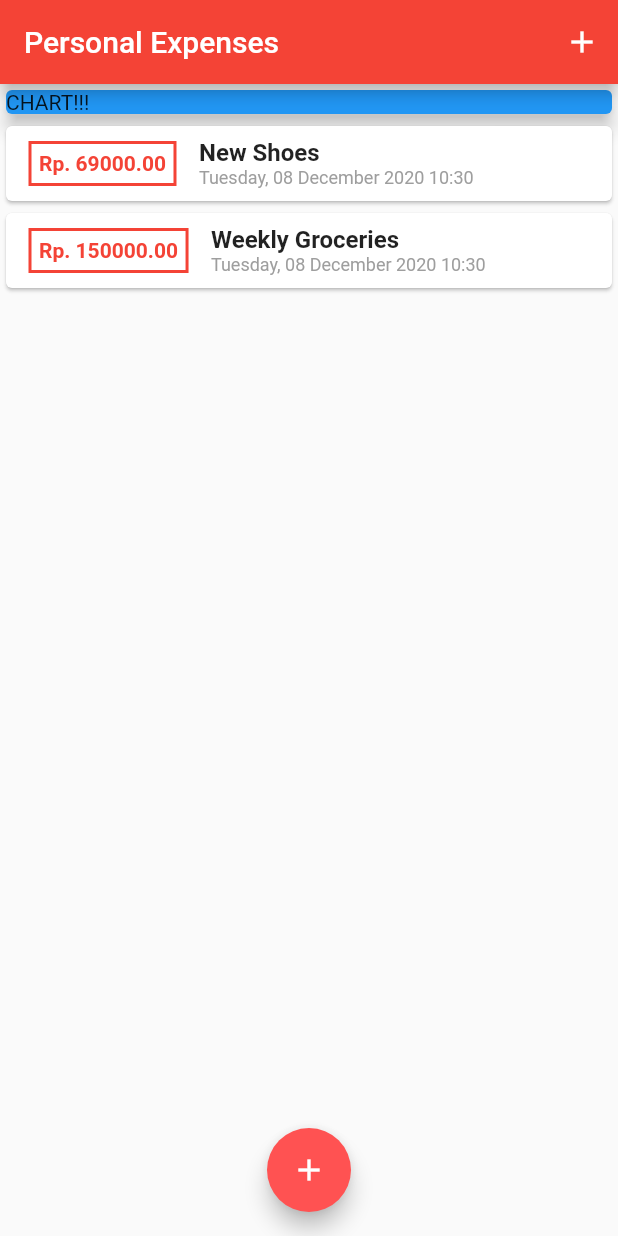
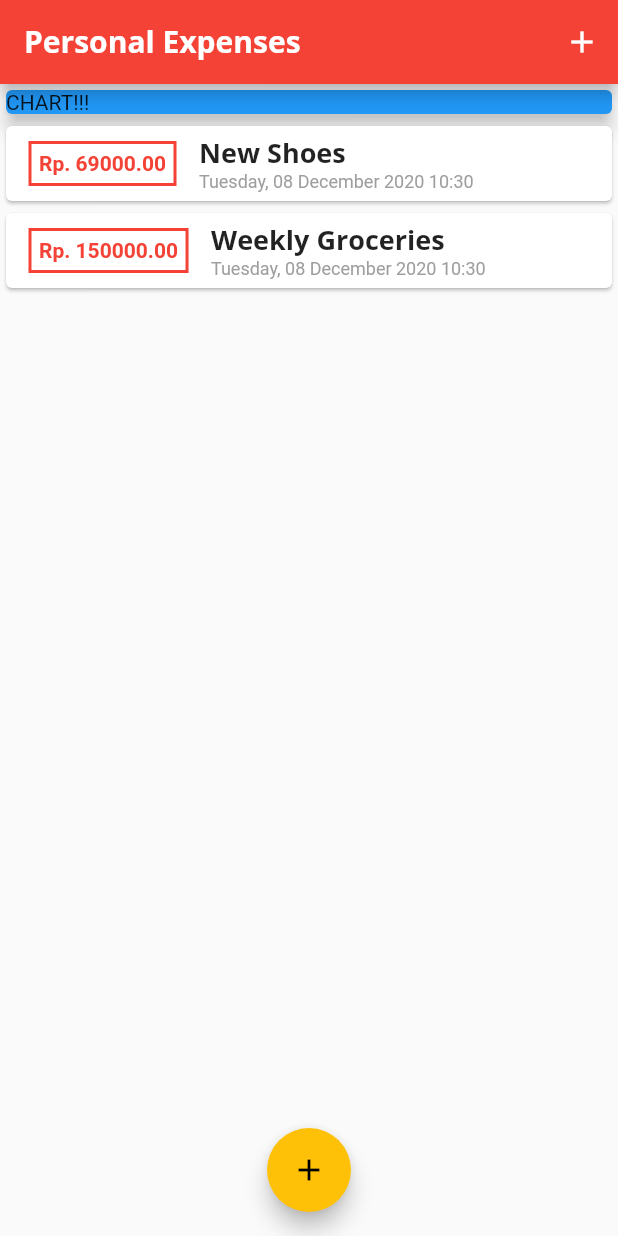
Before and after one commit to jameschristianw/flutter_expense_planner, a Flutter app: the screen it shows after launch, on a phone screen of 412 x 824 dp. Run offline on Flutter 3.47's test engine with Material 2 defaults, Android fonts, the phone set to English and light mode, and no system bars.

Commit message:
Lesson 98 ongoing

```diff
--- a/lib/main.dart
+++ b/lib/main.dart
@@ -18,7 +18,24 @@ class MyApp extends StatelessWidget {
       home: MyHomePage(),
       theme: ThemeData(
         primarySwatch: Colors.red,
-        accentColor: Colors.redAccent,
+        accentColor: Colors.amber,
+        fontFamily: 'QuickSand',
+        textTheme: ThemeData.light().textTheme.copyWith(
+              headline6: TextStyle(
+                fontFamily: 'Open Sans',
+                fontSize: 18,
+                fontWeight: FontWeight.bold,
+              ),
+            ),
+        appBarTheme: AppBarTheme(
+          textTheme: ThemeData.light().textTheme.copyWith(
+                headline6: TextStyle(
+                  fontFamily: 'Open Sans',
+                  fontSize: 20,
+                  fontWeight: FontWeight.bold,
+                ),
+              ),
+        ),
       ),
     );
   }
@@ -81,7 +98,10 @@ class _MyHomePageState extends State<MyHomePage> {
   Widget build(BuildContext context) {
     return Scaffold(
       appBar: AppBar(
-        title: Text('Personal Expenses'),
+        title: Text(
+          'Personal Expenses',
+          style: TextStyle(fontFamily: 'Open Sans'),
+        ),
         actions: [
           IconButton(
               icon: Icon(Icons.add),
--- /dev/null
+++ b/lib/widgets/chart.dart
@@ -0,0 +1,24 @@
+import 'package:flutter/material.dart';
+import 'package:flutter_expense_planner/models/transaction.dart';
+
+class Chart extends StatelessWidget {
+  final List<Transaction> recentTransactions;
+
+  Chart(this.recentTransactions);
+
+  List<Map<String, Object>> get groupedTransactionValues {
+    return List.generate(7, (index) {
+      final weekDay = DateTime.now().subtract(Duration(days: index),);
+      return {'day': 'T', 'amount': 200000};
+    });
+  }
+
+  @override
+  Widget build(BuildContext context) {
+    return Card(
+      elevation: 6,
+      margin: EdgeInsets.all(20),
+      child: Row(children: ,),
+    );
+  }
+}
--- a/lib/widgets/transactionList.dart
+++ b/lib/widgets/transactionList.dart
@@ -11,7 +11,27 @@ class TransactionList extends StatelessWidget {
   Widget build(BuildContext context) {
     return Container(
       height: 300,
-      child: ListView.builder(
+      child: transactions.isEmpty
+          ? Column(
+              // mainAxisAlignment: MainAxisAlignment.spaceEvenly,
+              children: [
+                Text(
+                  'No transactions yet',
+                  style: Theme.of(context).textTheme.headline6,
+                ),
+                SizedBox(
+                  height: 10,
+                ),
+                Container(
+                  height: 200,
+                  child: Image.asset(
+                    'assets/image/waiting.png',
+                    fit: BoxFit.cover,
+                  ),
+                )
+              ],
+            )
+          : ListView.builder(
               itemBuilder: (context, index) {
                 return Card(
                     child: Row(
@@ -42,10 +62,7 @@ class TransactionList extends StatelessWidget {
                       children: [
                         Text(
                           transactions[index].title,
-                    style: TextStyle(
-                      fontSize: 16,
-                      fontWeight: FontWeight.bold,
-                    ),
+                          style: Theme.of(context).textTheme.headline6,
                         ),
                         Text(
                           DateFormat('EEEE, dd MMMM yyyy HH:mm')
```
Also changed, not shown: pubspec.yaml (+14 -14 lines), assets/fonts/OpenSans-Bold.ttf (added), assets/fonts/OpenSans-Regular.ttf (added), assets/fonts/Quicksand-Bold.ttf (added), assets/fonts/Quicksand-Light.ttf (added), assets/fonts/Quicksand-Medium.ttf (added), assets/fonts/Quicksand-Regular.ttf (added), assets/image/waiting.png (added). Lines whose indentation alone changed are shown as unchanged.
